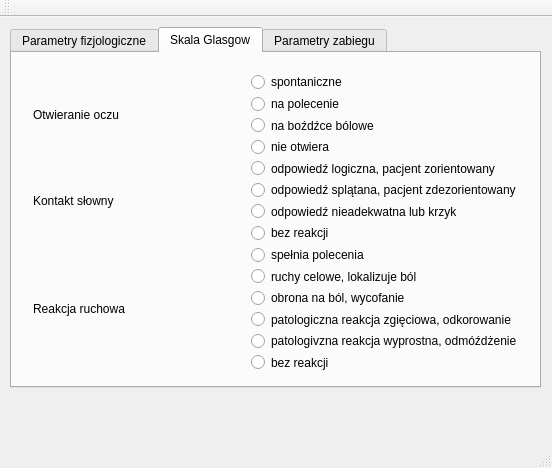
Above: mainwindow.ui from Barto-Paja/PPossumCalc before the change. Below: the same form after it.
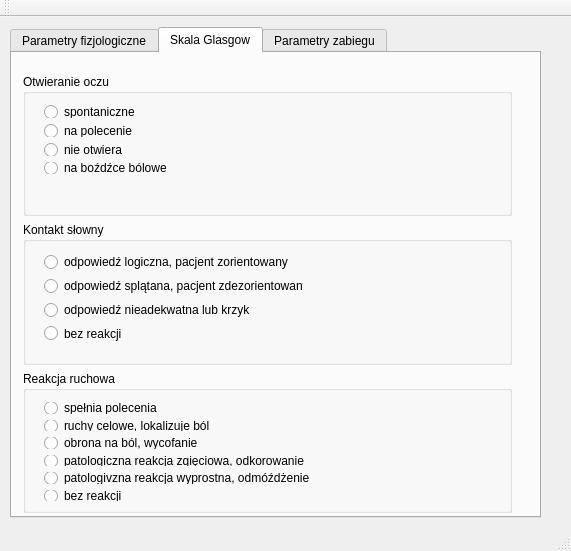
That is the form after the change. The open tabs and pages were chosen to show the change.

Commit message: - dokończenie obsługi GUI - obsłużenie wyjątku związanego z niewypełnieniem skali Glasgow - dodanie pouczenia - wprowadzenie algorytmu wyliczenia zachorowalnośći i śmiertelności

Diff of the .ui file:
```diff
--- a/mainwindow.ui
+++ b/mainwindow.ui
@@ -6,8 +6,8 @@
    <rect>
     <x>0</x>
     <y>0</y>
-    <width>552</width>
-    <height>468</height>
+    <width>571</width>
+    <height>551</height>
    </rect>
   </property>
   <property name="windowTitle">
@@ -20,7 +20,7 @@
       <x>10</x>
       <y>10</y>
       <width>531</width>
-      <height>361</height>
+      <height>491</height>
      </rect>
     </property>
     <property name="currentIndex">
@@ -150,130 +150,166 @@
      <widget class="QWidget" name="gridLayoutWidget_2">
       <property name="geometry">
        <rect>
-        <x>10</x>
+        <x>0</x>
         <y>10</y>
         <width>511</width>
-        <height>318</height>
+        <height>461</height>
        </rect>
       </property>
       <layout class="QGridLayout" name="gridLayout_2">
-       <item row="0" column="1">
-        <widget class="QRadioButton" name="rB_spontaneously">
+       <item row="2" column="1">
+        <widget class="QGroupBox" name="groupBox_3">
+         <property name="title">
+          <string>Reakcja ruchowa</string>
+         </property>
+         <widget class="QWidget" name="verticalLayoutWidget_3">
+          <property name="geometry">
+           <rect>
+            <x>10</x>
+            <y>20</y>
+            <width>291</width>
+            <height>121</height>
+           </rect>
+          </property>
+          <layout class="QVBoxLayout" name="verticalLayout_3">
+           <item>
+            <widget class="QRadioButton" name="rB_command">
          <property name="text">
-          <string>spontaniczne</string>
+              <string>spełnia polecenia</string>
          </property>
         </widget>
        </item>
-       <item row="11" column="1">
+           <item>
+            <widget class="QRadioButton" name="rB_pointOutPain">
+             <property name="text">
+              <string>ruchy celowe, lokalizuje ból</string>
+             </property>
+            </widget>
+           </item>
+           <item>
+            <widget class="QRadioButton" name="rB_defencePain">
+             <property name="text">
+              <string>obrona na ból, wycofanie</string>
+             </property>
+            </widget>
+           </item>
+           <item>
         <widget class="QRadioButton" name="rB_pathologyA">
          <property name="text">
           <string>patologiczna reakcja zgięciowa, odkorowanie</string>
          </property>
         </widget>
        </item>
-       <item row="2" column="1">
-        <widget class="QRadioButton" name="rB_incentives">
+           <item>
+            <widget class="QRadioButton" name="rB_pathologyB">
          <property name="text">
-          <string>na boźdźce bólowe</string>
+              <string>patologivzna reakcja wyprostna, odmóźdżenie</string>
          </property>
         </widget>
        </item>
-       <item row="0" column="0" rowspan="4">
-        <widget class="QLabel" name="l_GlasgowEyes">
+           <item>
+            <widget class="QRadioButton" name="rB_noreaction">
          <property name="text">
+              <string>bez reakcji</string>
+             </property>
+            </widget>
+           </item>
+          </layout>
+         </widget>
+        </widget>
+       </item>
+       <item row="0" column="1">
+        <widget class="QGroupBox" name="groupBox">
+         <property name="title">
           <string>Otwieranie oczu</string>
          </property>
-        </widget>
-       </item>
-       <item row="4" column="0" rowspan="4">
-        <widget class="QLabel" name="l_words">
+         <widget class="QWidget" name="verticalLayoutWidget">
+          <property name="geometry">
+           <rect>
+            <x>10</x>
+            <y>20</y>
+            <width>251</width>
+            <height>91</height>
+           </rect>
+          </property>
+          <layout class="QVBoxLayout" name="verticalLayout">
+           <item>
+            <widget class="QRadioButton" name="rB_spontaneously">
+             <property name="text">
+              <string>spontaniczne</string>
+             </property>
+            </widget>
+           </item>
+           <item>
+            <widget class="QRadioButton" name="rB_order">
          <property name="text">
-          <string>Kontakt słowny</string>
+              <string>na polecenie</string>
          </property>
         </widget>
        </item>
-       <item row="3" column="1">
+           <item>
         <widget class="QRadioButton" name="rB_closedEyes">
          <property name="text">
           <string>nie otwiera</string>
          </property>
         </widget>
        </item>
-       <item row="8" column="1">
-        <widget class="QRadioButton" name="rB_command">
+           <item>
+            <widget class="QRadioButton" name="rB_incentives">
          <property name="text">
-          <string>spełnia polecenia</string>
+              <string>na boźdźce bólowe</string>
          </property>
         </widget>
        </item>
-       <item row="5" column="1">
+          </layout>
+         </widget>
+        </widget>
+       </item>
+       <item row="1" column="1">
+        <widget class="QGroupBox" name="groupBox_2">
+         <property name="title">
+          <string>Kontakt słowny</string>
+         </property>
+         <widget class="QWidget" name="verticalLayoutWidget_2">
+          <property name="geometry">
+           <rect>
+            <x>10</x>
+            <y>20</y>
+            <width>281</width>
+            <height>111</height>
+           </rect>
+          </property>
+          <layout class="QVBoxLayout" name="verticalLayout_2">
+           <item>
+            <widget class="QRadioButton" name="rB_logic">
+             <property name="text">
+              <string>odpowiedź logiczna, pacjent zorientowany</string>
+             </property>
+            </widget>
+           </item>
+           <item>
         <widget class="QRadioButton" name="rB_confused">
          <property name="text">
           <string>odpowiedź splątana, pacjent zdezorientowany</string>
          </property>
         </widget>
        </item>
-       <item row="7" column="1">
-        <widget class="QRadioButton" name="rb_noreaction">
-         <property name="text">
-          <string>bez reakcji</string>
-         </property>
-        </widget>
-       </item>
-       <item row="8" column="0" rowspan="6">
-        <widget class="QLabel" name="l_moves">
-         <property name="text">
-          <string>Reakcja ruchowa</string>
-         </property>
-        </widget>
-       </item>
-       <item row="10" column="1">
-        <widget class="QRadioButton" name="rB_defencePain">
-         <property name="text">
-          <string>obrona na ból, wycofanie</string>
-         </property>
-        </widget>
-       </item>
-       <item row="13" column="1">
-        <widget class="QRadioButton" name="rB_noreaction">
-         <property name="text">
-          <string>bez reakcji</string>
-         </property>
-        </widget>
-       </item>
-       <item row="6" column="1">
+           <item>
         <widget class="QRadioButton" name="rB_scream">
          <property name="text">
           <string>odpowiedź nieadekwatna lub krzyk</string>
          </property>
         </widget>
        </item>
-       <item row="4" column="1">
-        <widget class="QRadioButton" name="rB_logic">
+           <item>
+            <widget class="QRadioButton" name="rb_noreaction">
          <property name="text">
-          <string>odpowiedź logiczna, pacjent zorientowany</string>
+              <string>bez reakcji</string>
          </property>
         </widget>
        </item>
-       <item row="12" column="1">
-        <widget class="QRadioButton" name="rB_pathologyB">
-         <property name="text">
-          <string>patologivzna reakcja wyprostna, odmóźdżenie</string>
-         </property>
-        </widget>
-       </item>
-       <item row="9" column="1">
-        <widget class="QRadioButton" name="rB_pointOutPain">
-         <property name="text">
-          <string>ruchy celowe, lokalizuje ból</string>
-         </property>
-        </widget>
-       </item>
-       <item row="1" column="1">
-        <widget class="QRadioButton" name="rB_order">
-         <property name="text">
-          <string>na polecenie</string>
-         </property>
+          </layout>
+         </widget>
         </widget>
        </item>
       </layout>
```
Left out of the diff: 69 changed lines with no effect on the pictures. Lines whose indentation alone changed are shown as unchanged. The commit also changes 2 other files.
